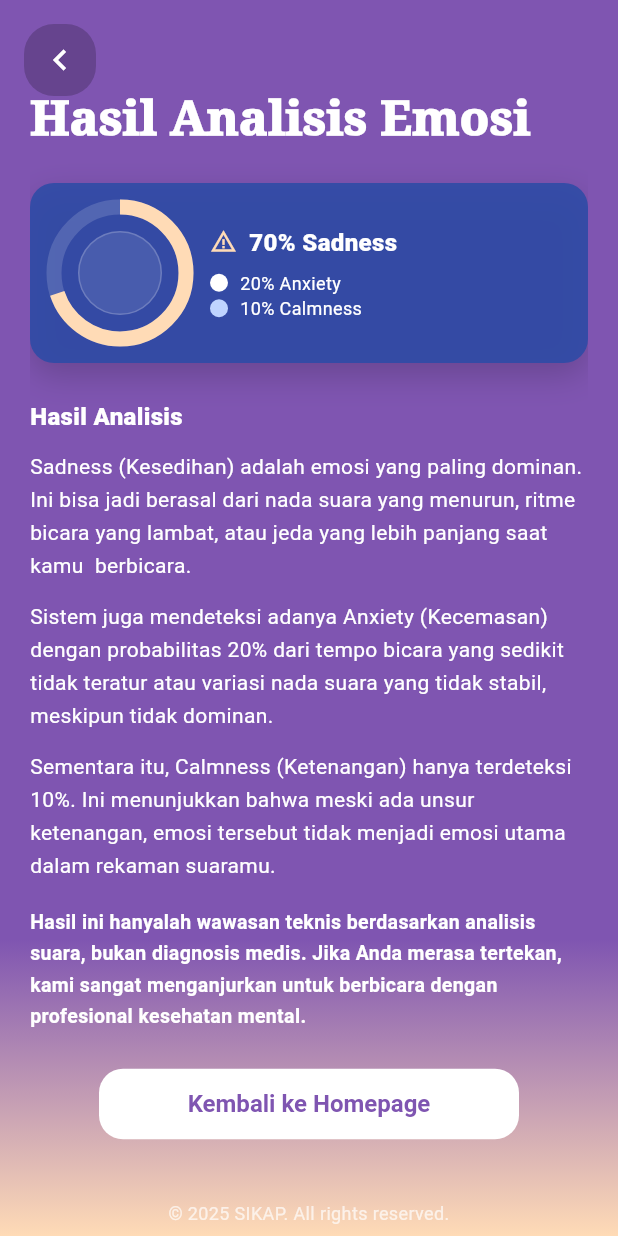
After one commit to MBD-LIDM/SIKAP-frontend, a Flutter app: the MoodCheckResultPage screen opened directly, on a phone screen of 412 x 824 dp. The commit adds this screen. Run offline on Flutter 3.47's test engine with Material 3 defaults, Android fonts, the phone set to English and light mode, and no system bars; our stand-ins replace flutter_svg, google_fonts; project files that could hold a hidden picture were left out.

Commit message:
Added mood check dummy pages

```diff
--- a/lib/features/mood_check/presentation/pages/mood_check_recording_page.dart
+++ b/lib/features/mood_check/presentation/pages/mood_check_recording_page.dart
@@ -1,5 +1,6 @@
 import 'package:flutter/material.dart';
 import 'package:flutter_svg/flutter_svg.dart';
+import 'mood_check_result_page.dart';
 
 class MoodCheckRecordingPage extends StatefulWidget {
   const MoodCheckRecordingPage({super.key});
@@ -165,8 +166,13 @@ class _MoodCheckRecordingPageState extends State<MoodCheckRecordingPage> {
             TextButton(
               onPressed: () {
                 Navigator.of(context).pop();
-                // TODO: Implement stop recording logic
-                _showComingSoonDialog('Analisis Selesai');
+                // Navigasi ke halaman hasil dummy
+                Navigator.pushReplacement(
+                  context,
+                  MaterialPageRoute(
+                    builder: (context) => const MoodCheckResultPage(),
+                  ),
+                );
               },
               child: const Text('Hentikan'),
             ),
@@ -176,23 +182,5 @@ class _MoodCheckRecordingPageState extends State<MoodCheckRecordingPage> {
     );
   }
 
-  void _showComingSoonDialog(String feature) {
-    showDialog(
-      context: context,
-      builder: (BuildContext context) {
-        return AlertDialog(
-          title: Text(feature),
-          content: const Text('Fitur ini akan segera hadir!'),
-          actions: [
-            TextButton(
-              onPressed: () {
-                Navigator.of(context).pop();
-              },
-              child: const Text('OK'),
-            ),
-          ],
-        );
-      },
-    );
-  }
+  // Coming soon dialog dihapus karena tidak digunakan lagi.
 }
--- /dev/null
+++ b/lib/features/mood_check/presentation/pages/mood_check_result_page.dart
@@ -0,0 +1,234 @@
+import 'package:flutter/material.dart';
+
+class MoodCheckResultPage extends StatelessWidget {
+  const MoodCheckResultPage({super.key});
+
+  @override
+  Widget build(BuildContext context) {
+    return Scaffold(
+      body: Container(
+        decoration: const BoxDecoration(
+          gradient: LinearGradient(
+            begin: Alignment.topCenter,
+            end: Alignment.bottomCenter,
+            colors: [Color(0xFF7F55B1), Color(0xFFFFDBB6)],
+            stops: [0.76, 1.0],
+          ),
+        ),
+        child: SafeArea(
+          child: Stack(
+            children: [
+              Padding(
+                padding: const EdgeInsets.symmetric(horizontal: 20.0),
+                child: SingleChildScrollView(
+                  child: Column(
+                    crossAxisAlignment: CrossAxisAlignment.start,
+                    children: [
+                      const SizedBox(height: 60),
+                      const Text(
+                        'Hasil Analisis Emosi',
+                        style: TextStyle(
+                          fontSize: 32,
+                          fontWeight: FontWeight.w900,
+                          color: Colors.white,
+                          height: 1.2,
+                          fontFamily: 'serif',
+                        ),
+                      ),
+                      const SizedBox(height: 24),
+
+                      // Score card
+                      Container(
+                        width: double.infinity,
+                        decoration: BoxDecoration(
+                          color: const Color(0xFF2E4BA6).withValues(alpha: 0.9),
+                          borderRadius: BorderRadius.circular(16),
+                          boxShadow: [
+                            BoxShadow(
+                              color: Colors.black.withValues(alpha: 0.18),
+                              blurRadius: 18,
+                              offset: const Offset(0, 8),
+                            ),
+                          ],
+                        ),
+                        padding: const EdgeInsets.all(16),
+                        child: Row(
+                          children: [
+                            // Simple donut placeholder
+                            SizedBox(
+                              width: 88,
+                              height: 88,
+                              child: Stack(
+                                alignment: Alignment.center,
+                                children: [
+                                  SizedBox(
+                                    width: 88,
+                                    height: 88,
+                                    child: CircularProgressIndicator(
+                                      value: 0.7,
+                                      strokeWidth: 10,
+                                      color: const Color(0xFFFFDBB6),
+                                      backgroundColor: Colors.white.withValues(alpha: 0.15),
+                                    ),
+                                  ),
+                                  Container(
+                                    width: 56,
+                                    height: 56,
+                                    decoration: BoxDecoration(
+                                      color: Colors.white.withValues(alpha: 0.1),
+                                      shape: BoxShape.circle,
+                                      border: Border.all(color: Colors.white.withValues(alpha: 0.2)),
+                                    ),
+                                  ),
+                                ],
+                              ),
+                            ),
+                            const SizedBox(width: 16),
+                            Expanded(
+                              child: Column(
+                                crossAxisAlignment: CrossAxisAlignment.start,
+                                children: const [
+                                  Row(
+                                    children: [
+                                      Icon(Icons.warning_amber, color: Color(0xFFFFDBB6), size: 18),
+                                      SizedBox(width: 8),
+                                      Text(
+                                        '70% Sadness',
+                                        style: TextStyle(
+                                          color: Colors.white,
+                                          fontSize: 16,
+                                          fontWeight: FontWeight.w800,
+                                        ),
+                                      ),
+                                    ],
+                                  ),
+                                  SizedBox(height: 8),
+                                  _Legend(color: Colors.white, label: '20% Anxiety'),
+                                  _Legend(color: Color(0xFFBFD4FF), label: '10% Calmness'),
+                                ],
+                              ),
+                            ),
+                          ],
+                        ),
+                      ),
+
+                      const SizedBox(height: 24),
+                      const _SectionTitle('Hasil Analisis'),
+                      const SizedBox(height: 12),
+
+                      const Text(
+                        'Sadness (Kesedihan) adalah emosi yang paling dominan. Ini bisa jadi berasal dari nada suara yang menurun, ritme bicara yang lambat, atau jeda yang lebih panjang saat kamu  berbicara.',
+                        style: TextStyle(fontSize: 14, color: Colors.white, height: 1.6),
+                      ),
+                      const SizedBox(height: 12),
+                      const Text(
+                        'Sistem juga mendeteksi adanya Anxiety (Kecemasan) dengan probabilitas 20% dari tempo bicara yang sedikit tidak teratur atau variasi nada suara yang tidak stabil, meskipun tidak dominan.',
+                        style: TextStyle(fontSize: 14, color: Colors.white, height: 1.6),
+                      ),
+                      const SizedBox(height: 12),
+                      const Text(
+                        'Sementara itu, Calmness (Ketenangan) hanya terdeteksi 10%. Ini menunjukkan bahwa meski ada unsur ketenangan, emosi tersebut tidak menjadi emosi utama dalam rekaman suaramu.',
+                        style: TextStyle(fontSize: 14, color: Colors.white, height: 1.6),
+                      ),
+                      const SizedBox(height: 16),
+                      const Text(
+                        'Hasil ini hanyalah wawasan teknis berdasarkan analisis suara, bukan diagnosis medis. Jika Anda merasa tertekan, kami sangat menganjurkan untuk berbicara dengan profesional kesehatan mental.',
+                        style: TextStyle(fontSize: 13, color: Colors.white, height: 1.6, fontWeight: FontWeight.w700),
+                      ),
+
+                      const SizedBox(height: 24),
+                      Center(
+                        child: SizedBox(
+                          width: 280,
+                          child: ElevatedButton(
+                            onPressed: () => Navigator.of(context).popUntil((route) => route.isFirst),
+                            style: ElevatedButton.styleFrom(
+                              backgroundColor: Colors.white,
+                              foregroundColor: const Color(0xFF7F55B1),
+                              shape: RoundedRectangleBorder(borderRadius: BorderRadius.circular(16)),
+                              elevation: 0,
+                              padding: const EdgeInsets.symmetric(vertical: 14),
+                            ),
+                            child: const Text('Kembali ke Homepage'),
+                          ),
+                        ),
+                      ),
+
+                      const SizedBox(height: 40),
+                      const Padding(
+                        padding: EdgeInsets.only(bottom: 20),
+                        child: Center(
+                          child: Text(
+                            '© 2025 SIKAP. All rights reserved.',
+                            textAlign: TextAlign.center,
+                            style: TextStyle(fontSize: 12, color: Colors.white70),
+                          ),
+                        ),
+                      ),
+                      const SizedBox(height: 100),
+                    ],
+                  ),
+                ),
+              ),
+
+              // Back button
+              Positioned(
+                top: 0,
+                left: 0,
+                child: SafeArea(
+                  child: Padding(
+                    padding: const EdgeInsets.all(16.0),
+                    child: Container(
+                      decoration: BoxDecoration(
+                        color: Colors.black.withValues(alpha: 0.2),
+                        borderRadius: BorderRadius.circular(20),
+                      ),
+                      child: IconButton(
+                        icon: const Icon(Icons.chevron_left, color: Colors.white, size: 28),
+                        onPressed: () => Navigator.of(context).pop(),
+                      ),
+                    ),
+                  ),
+                ),
+              ),
+            ],
+          ),
+        ),
+      ),
+    );
+  }
+}
+
+class _Legend extends StatelessWidget {
+  const _Legend({required this.color, required this.label});
+  final Color color;
+  final String label;
+
+  @override
+  Widget build(BuildContext context) {
+    return Row(
+      children: [
+        Container(width: 12, height: 12, decoration: BoxDecoration(color: color, shape: BoxShape.circle)),
+        const SizedBox(width: 8),
+        Text(label, style: const TextStyle(color: Colors.white, fontSize: 12)),
+      ],
+    );
+  }
+}
+
+class _SectionTitle extends StatelessWidget {
+  const _SectionTitle(this.text);
+  final String text;
+
+  @override
+  Widget build(BuildContext context) {
+    return Text(
+      text,
+      style: const TextStyle(
+        fontSize: 16,
+        fontWeight: FontWeight.w800,
+        color: Colors.white,
+      ),
+    );
+  }
+}
```
